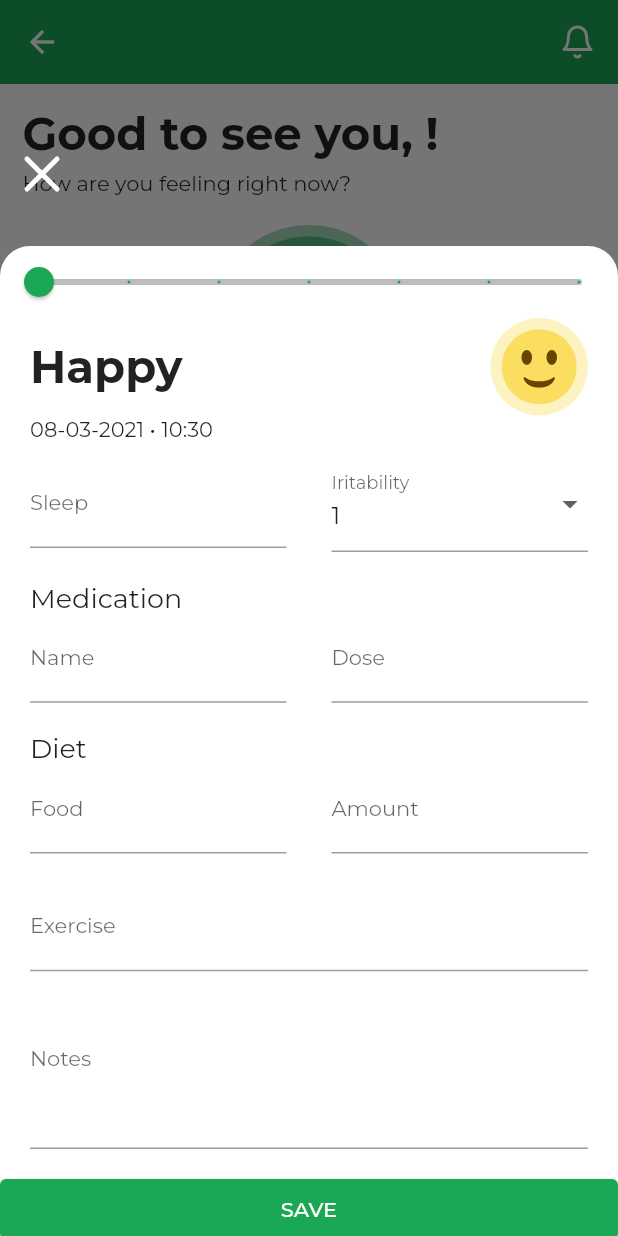
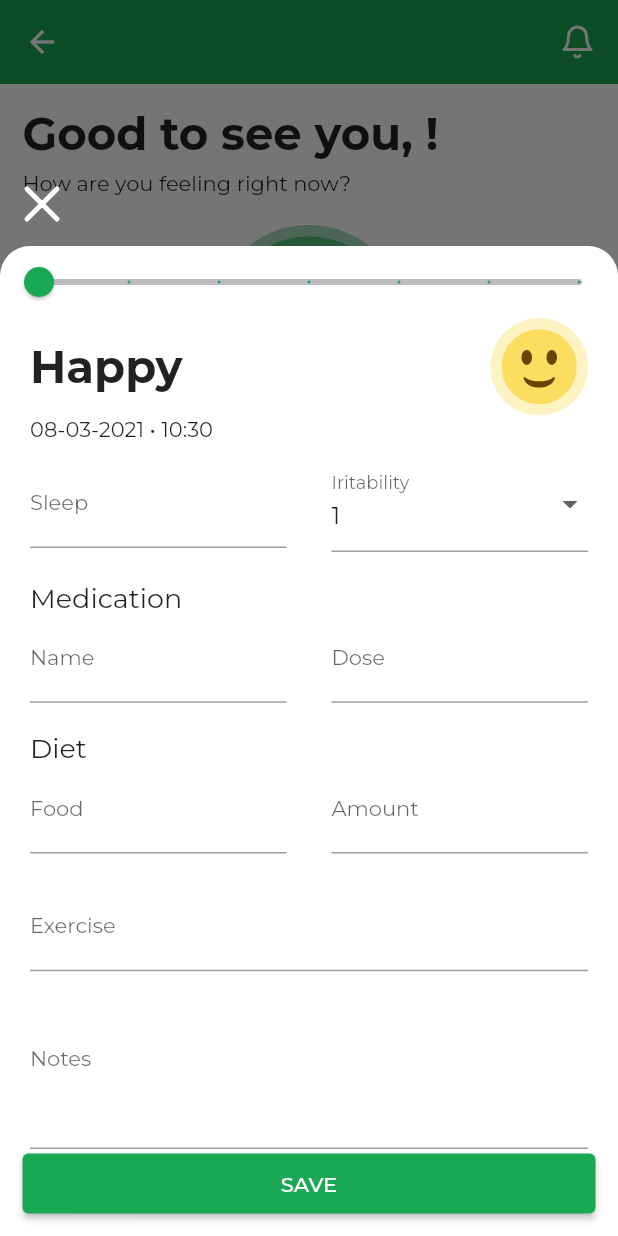
Before and after one commit to davidryan-mu/Moodial, a Flutter app: the HomeScreen screen opened directly with empty values, after a tap on "Add Entry", on a phone screen of 412 x 824 dp. Run offline on Flutter 3.47's test engine with Material 2 defaults, Android fonts, the phone set to English and light mode, and no system bars; our stand-ins replace csv, feather_icons_flutter, fl_chart, flutter_calendar_carousel, flutter_svg, google_fonts; missing offline and left inert: flutter_email_sender; network calls fail.

Commit message:
Update SDK, packages and fix entry forms

```diff
--- a/lib/screens/landing_screen.dart
+++ b/lib/screens/landing_screen.dart
@@ -79,7 +79,7 @@ class _LandingScreenState extends State<LandingScreen> {
                           ? 'Already using Moodial?'
                           : 'New to Moodial?',
                     ),
-                    OutlineButton(
+                    OutlinedButton(
                       child: Text(
                         showSignUpForm
                             ? 'Tap here to log in!'
--- a/lib/widgets/home_screen/add_entry_button.dart
+++ b/lib/widgets/home_screen/add_entry_button.dart
@@ -74,14 +74,19 @@ class _AddEntryButtonState extends State<AddEntryButton> {
             context: context,
             isScrollControlled: true,
             builder: (BuildContext context) {
-              return Container(
+              return Stack(
+                alignment: Alignment.bottomCenter,
+                children: [
+                  Container(
                     color: Color.fromRGBO(0, 0, 0, 0),
-                child: Column(
-                  crossAxisAlignment: CrossAxisAlignment.start,
-                  mainAxisAlignment: MainAxisAlignment.end,
+                    child: ListView(
+                      shrinkWrap: true,
                       children: [
-                    Padding(
-                      padding: const EdgeInsets.fromLTRB(0, 0, 0, 20.0),
+                        SizedBox(
+                          height: 20,
+                        ),
+                        Align(
+                          alignment: Alignment.centerLeft,
                           child: IconButton(
                               icon: Icon(FeatherIcons.x),
                               color: Colors.white,
@@ -101,28 +106,34 @@ class _AddEntryButtonState extends State<AddEntryButton> {
                               topRight: Radius.circular(20.0),
                             ),
                           ),
-                      child: ListView(
-                        shrinkWrap: true,
+                          child: Column(
                             children: [
                               AddEntryDial(
                                 sliderValue: dialState.toDouble(),
                                 callback: this.sliderCallback,
                               ),
                               Padding(
-                            padding: const EdgeInsets.fromLTRB(20.0, 0, 0, 0),
+                                padding:
+                                    const EdgeInsets.fromLTRB(20.0, 0, 0, 0),
                                 child: Align(
                                   alignment: Alignment.centerLeft,
                                   child: Text(DateFormat('dd-MM-yyyy')
                                           .format(DateTime.now()) +
                                       ' • ' +
-                                  DateFormat('H:mm').format(DateTime.now())),
+                                      DateFormat('H:mm')
+                                          .format(DateTime.now())),
                                 ),
                               ),
                               AddEntryForm(this.formCallback),
-                          Padding(
-                            padding: EdgeInsets.all(10.0),
+                            ],
                           ),
-                          SizedBox(
+                        ),
+                      ],
+                    ),
+                  ),
+                  SafeArea(
+                    minimum: EdgeInsets.all(15),
+                    child: SizedBox(
                       width: double.infinity,
                       height: 40.0,
                       child: ElevatedButton(
@@ -140,16 +151,12 @@ class _AddEntryButtonState extends State<AddEntryButton> {
                           }
                         },
                         style: ButtonStyle(
-                                  backgroundColor:
-                                      MaterialStateProperty.all<Color>(
+                            backgroundColor: MaterialStateProperty.all<Color>(
                                 Theme.of(context).primaryColor)),
+                      ),
                     ),
                   )
                 ],
-                      ),
-                    ),
-                  ],
-                ),
               );
             },
           );
--- a/lib/widgets/landing_screen/login_form.dart
+++ b/lib/widgets/landing_screen/login_form.dart
@@ -96,7 +96,7 @@ class _LoginFormState extends State<LoginForm> {
                 child: Text('Log In'),
                 onPressed: () {
                   if (_formKey.currentState.validate()) {
-                    Scaffold.of(context).showSnackBar(
+                    ScaffoldMessenger.of(context).showSnackBar(
                         SnackBar(content: Text('Processing data')));
                     ApiService.login(
                       usernameController.text,
@@ -106,7 +106,7 @@ class _LoginFormState extends State<LoginForm> {
                         user.username = usernameController.text;
                         this.callback(true, user);
                       } else {
-                        Scaffold.of(context).showSnackBar(
+                        ScaffoldMessenger.of(context).showSnackBar(
                             SnackBar(content: Text(user.loginStatus)));
                       }
                     });
--- a/lib/widgets/stats_screen/resources.dart
+++ b/lib/widgets/stats_screen/resources.dart
@@ -34,14 +34,14 @@ class Resources extends StatelessWidget {
               Column(
                 crossAxisAlignment: CrossAxisAlignment.start,
                 children: [
-                  RaisedButton(
+                  ElevatedButton(
                     onPressed: LinkLauncher.govURL,
                     child: Text('Gov.ie - Minding Your Mood'),
                   ),
                   Text(
                       'Healthy Ireland have put together a campaign alongside the Irish Government outlining some positive psychology practices.'),
                   SizedBox(height: 10),
-                  RaisedButton(
+                  ElevatedButton(
                     onPressed: LinkLauncher.hseURL,
                     child: Text('HSE - Your Mental Health'),
                   ),
```
Also changed, not shown: lib/services/api.dart (+7 -7 lines), lib/widgets/home_screen/recent_entry_card.dart (+28 -23 lines), lib/widgets/landing_screen/signup_form.dart (+5 -5 lines), pubspec.yaml (+8 -8 lines), pubspec.lock. Lines whose indentation alone changed are shown as unchanged.
